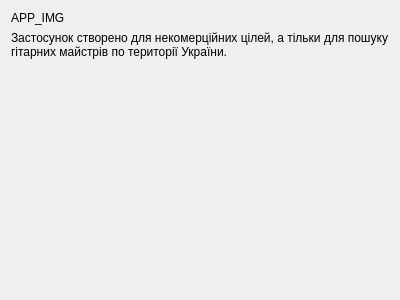
First picture: the form in src/guitarMasters/aboutappform.ui, repository AndriiBash/guitarMasterHelp, before the edit.
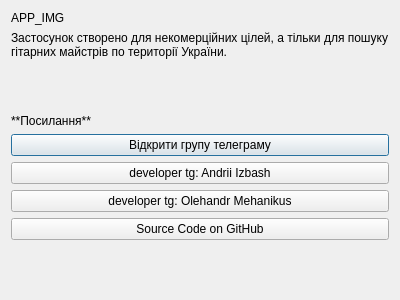
Second picture: the form after the edit.

Commit message: update info window

```diff
--- a/src/guitarMasters/aboutappform.ui
+++ b/src/guitarMasters/aboutappform.ui
@@ -31,6 +31,60 @@
      </property>
     </widget>
    </item>
+   <item>
+    <spacer name="verticalSpacer_2">
+     <property name="orientation">
+      <enum>Qt::Vertical</enum>
+     </property>
+     <property name="sizeHint" stdset="0">
+      <size>
+       <width>20</width>
+       <height>40</height>
+      </size>
+     </property>
+    </spacer>
+   </item>
+   <item>
+    <widget class="QLabel" name="label_3">
+     <property name="text">
+      <string>**Посилання**  </string>
+     </property>
+     <property name="textFormat">
+      <enum>Qt::MarkdownText</enum>
+     </property>
+    </widget>
+   </item>
+   <item>
+    <widget class="QPushButton" name="pushButton">
+     <property name="text">
+      <string>Відкрити групу телеграму</string>
+     </property>
+     <property name="default">
+      <bool>true</bool>
+     </property>
+    </widget>
+   </item>
+   <item>
+    <widget class="QPushButton" name="pushButton_3">
+     <property name="text">
+      <string>developer tg: Andrii Izbash</string>
+     </property>
+    </widget>
+   </item>
+   <item>
+    <widget class="QPushButton" name="pushButton_2">
+     <property name="text">
+      <string>developer tg: Olehandr Mehanikus</string>
+     </property>
+    </widget>
+   </item>
+   <item>
+    <widget class="QPushButton" name="pushButton_4">
+     <property name="text">
+      <string>Source Code on GitHub</string>
+     </property>
+    </widget>
+   </item>
    <item>
     <spacer name="verticalSpacer">
      <property name="orientation">
```
The commit also changes 3 other files.
